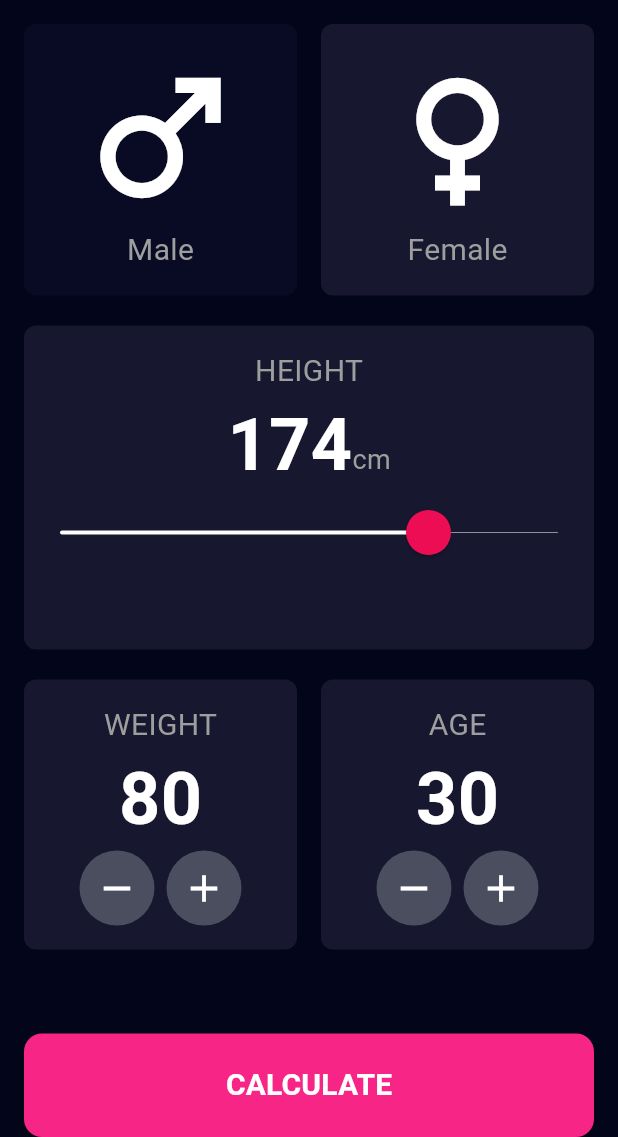
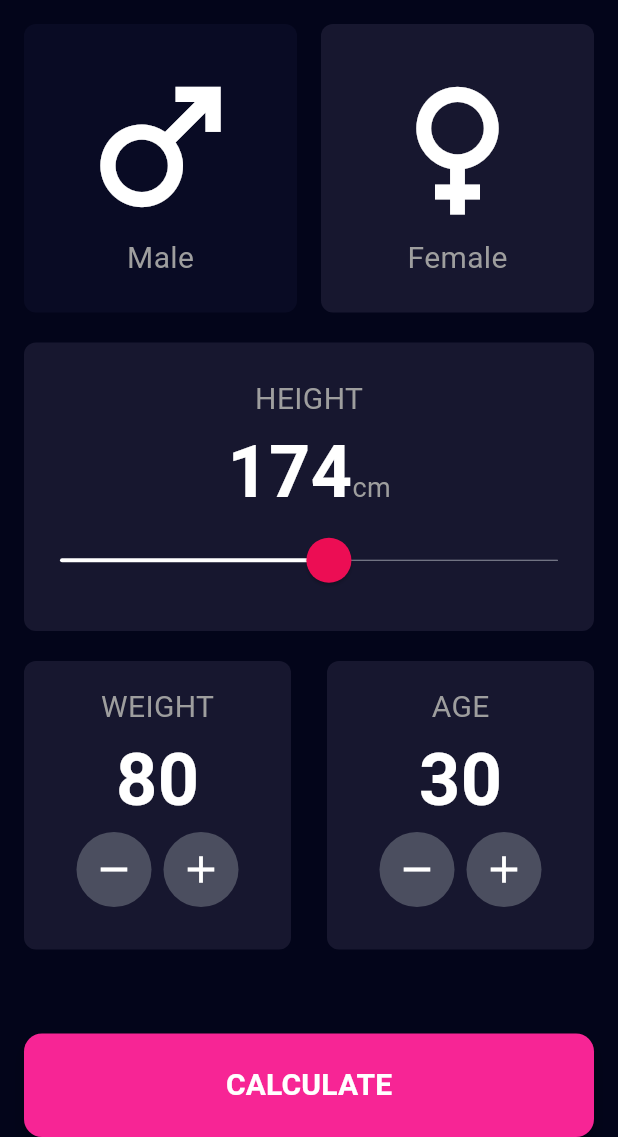
Before and after one commit to abdoSr88025/home_work, a Flutter app: the screen it shows after launch, on a phone screen of 412 x 824 dp, the part 99-1236 px from its top. Run offline on Flutter 3.47's test engine with Material 3 defaults, Android fonts, the phone set to English and light mode, and no system bars.

Commit message:
bmi calculator done

```diff
--- a/flutter/bmi_calculator/lib/homepage.dart
+++ b/flutter/bmi_calculator/lib/homepage.dart
@@ -1,12 +1,20 @@
+import 'package:bmi_calculator/models/bmi_inputs_model.dart';
 import 'package:bmi_calculator/widgets/custom_app_bar.dart';
 import 'package:bmi_calculator/widgets/gender_selection_section.dart';
 import 'package:bmi_calculator/widgets/height_selection_item.dart';
+import 'package:bmi_calculator/widgets/result_screen.dart';
 import 'package:bmi_calculator/widgets/weight_age_section.dart';
 import 'package:flutter/material.dart';
 
-class Homepage extends StatelessWidget {
+class Homepage extends StatefulWidget {
   const Homepage({super.key});
 
+  @override
+  State<Homepage> createState() => _HomepageState();
+}
+
+class _HomepageState extends State<Homepage> {
+  BmiInputsModel bmiInputsModel = BmiInputsModel();
   @override
   Widget build(BuildContext context) {
     return Scaffold(
@@ -22,16 +30,36 @@ class Homepage extends StatelessWidget {
                 child: Column(
                   spacing: 20,
                   children: [
-                    GenderSelectionSection(),
-                    HeightSelectionItem(),
-                    WeightAgeSection(),
+                    Expanded(
+                      child: GenderSelectionSection(
+                        bmiInputsModel: bmiInputsModel,
+                      ),
+                    ),
+                    Expanded(
+                      child: HeightSelectionItem(
+                        bmiInputsModel: bmiInputsModel,
+                      ),
+                    ),
+                    Expanded(
+                      child: WeightAgeSection(bmiInputsModel: bmiInputsModel),
+                    ),
                     SizedBox(height: 16),
                     SizedBox(
                       width: double.infinity,
                       child: ElevatedButton(
-                        onPressed: () {},
+                        onPressed: () {
+                          double bmiResult = bmiInputsModel.calculateBmi();
+                          Navigator.push(
+                            context,
+                            MaterialPageRoute(
+                              builder: (context) {
+                                return ResultScreen(bmiResult: bmiResult);
+                              },
+                            ),
+                          );
+                        },
                         style: ElevatedButton.styleFrom(
-                          backgroundColor: Color(0xffF72585),
+                          backgroundColor: Color(0xffF72595),
                           padding: EdgeInsets.symmetric(
                             horizontal: 60,
                             vertical: 20,
--- a/flutter/bmi_calculator/lib/main.dart
+++ b/flutter/bmi_calculator/lib/main.dart
@@ -10,6 +10,6 @@ class BmiCalculatorApp extends StatelessWidget {
 
   @override
   Widget build(BuildContext context) {
-    return MaterialApp(home: Homepage());
+    return MaterialApp(home: Homepage(), debugShowCheckedModeBanner: false);
   }
 }
--- /dev/null
+++ b/flutter/bmi_calculator/lib/models/bmi_inputs_model.dart
@@ -0,0 +1,17 @@
+import 'dart:math';
+
+class BmiInputsModel {
+  String gender;
+  double height;
+  int weight;
+  int age;
+  BmiInputsModel({
+    this.gender = 'Male',
+    this.height = 170,
+    this.weight = 80,
+    this.age = 25,
+  });
+  double calculateBmi() {
+    return weight / pow(height / 100, 2);
+  }
+}
--- a/flutter/bmi_calculator/lib/widgets/counter_card.dart
+++ b/flutter/bmi_calculator/lib/widgets/counter_card.dart
@@ -8,10 +8,11 @@ class CounterCard extends StatefulWidget {
     super.key,
     required this.text,
     required this.defaultValue,
+    required this.onChanged,
   });
   final String text;
   final int defaultValue;
-
+  final Function(int) onChanged;
   @override
   State<CounterCard> createState() => _CounterCardState();
 }
@@ -35,6 +36,7 @@ class _CounterCardState extends State<CounterCard> {
                 icon: Icons.remove,
                 onTap: () {
                   value--;
+                  widget.onChanged(value);
                   setState(() {});
                 },
               ),
@@ -43,6 +45,7 @@ class _CounterCardState extends State<CounterCard> {
                 icon: Icons.add,
                 onTap: () {
                   value++;
+                  widget.onChanged(value);
                   setState(() {});
                 },
               ),
--- a/flutter/bmi_calculator/lib/widgets/gender_item.dart
+++ b/flutter/bmi_calculator/lib/widgets/gender_item.dart
@@ -17,6 +17,7 @@ class GenderItem extends StatelessWidget {
     return CustomContainer(
       color: color,
       child: Column(
+        mainAxisAlignment: MainAxisAlignment.center,
         children: [
           Icon(icon, color: Colors.white, size: 120),
           TitleSection(label: data),
--- a/flutter/bmi_calculator/lib/widgets/gender_selection_section.dart
+++ b/flutter/bmi_calculator/lib/widgets/gender_selection_section.dart
@@ -1,9 +1,10 @@
+import 'package:bmi_calculator/models/bmi_inputs_model.dart';
 import 'package:bmi_calculator/widgets/gender_item.dart';
 import 'package:flutter/material.dart';
 
 class GenderSelectionSection extends StatefulWidget {
-  const GenderSelectionSection({super.key});
-
+  const GenderSelectionSection({super.key, required this.bmiInputsModel});
+  final BmiInputsModel bmiInputsModel;
   @override
   State<GenderSelectionSection> createState() => _GenderSelectionSectionState();
 }
@@ -20,6 +21,7 @@ class _GenderSelectionSectionState extends State<GenderSelectionSection> {
           child: GestureDetector(
             onTap: () {
               isMaleSelected = true;
+              widget.bmiInputsModel.gender = 'Male';
               setState(() {});
             },
             child: GenderItem(
@@ -34,6 +36,7 @@ class _GenderSelectionSectionState extends State<GenderSelectionSection> {
           child: GestureDetector(
             onTap: () {
               isMaleSelected = false;
+              widget.bmiInputsModel.gender = 'Female';
               setState(() {});
             },
             child: GenderItem(
--- a/flutter/bmi_calculator/lib/widgets/height_selection_item.dart
+++ b/flutter/bmi_calculator/lib/widgets/height_selection_item.dart
@@ -1,11 +1,12 @@
+import 'package:bmi_calculator/models/bmi_inputs_model.dart';
 import 'package:bmi_calculator/widgets/custom_container.dart';
 import 'package:bmi_calculator/widgets/title_section.dart';
 import 'package:bmi_calculator/widgets/value_text.dart';
 import 'package:flutter/material.dart';
 
 class HeightSelectionItem extends StatefulWidget {
-  const HeightSelectionItem({super.key});
-
+  const HeightSelectionItem({super.key, required this.bmiInputsModel});
+  final BmiInputsModel bmiInputsModel;
   @override
   State<HeightSelectionItem> createState() => _HeightSelectionItemState();
 }
@@ -16,6 +17,7 @@ class _HeightSelectionItemState extends State<HeightSelectionItem> {
   Widget build(BuildContext context) {
     return CustomContainer(
       child: Column(
+        mainAxisAlignment: MainAxisAlignment.center,
         children: [
           TitleSection(label: 'HEIGHT'),
           Row(
@@ -36,10 +38,11 @@ class _HeightSelectionItemState extends State<HeightSelectionItem> {
               value: height,
               onChanged: (value) {
                 height = value;
+                widget.bmiInputsModel.height = value;
                 setState(() {});
               },
-              min: 100,
-              max: 200,
+              min: 120,
+              max: 220,
               activeColor: Colors.white,
               inactiveColor: Color(0xff8F919E),
               thumbColor: Color(0xffEC0D54),
--- a/flutter/bmi_calculator/lib/widgets/weight_age_section.dart
+++ b/flutter/bmi_calculator/lib/widgets/weight_age_section.dart
@@ -1,17 +1,36 @@
+import 'package:bmi_calculator/models/bmi_inputs_model.dart';
 import 'package:bmi_calculator/widgets/counter_card.dart';
 import 'package:flutter/material.dart';
 
 class WeightAgeSection extends StatelessWidget {
-  const WeightAgeSection({super.key});
-
+  const WeightAgeSection({super.key, required this.bmiInputsModel});
+  final BmiInputsModel bmiInputsModel;
   @override
   Widget build(BuildContext context) {
-    return Row(
-      children: [
-        Expanded(child: CounterCard(text: 'WEIGHT', defaultValue: 80)),
-        SizedBox(width: 16),
-        Expanded(child: CounterCard(text: 'AGE', defaultValue: 30)),
-      ],
+    return Expanded(
+      child: Row(
+        children: [
+          Expanded(
+            child: CounterCard(
+              text: 'WEIGHT',
+              defaultValue: 80,
+              onChanged: (value) {
+                bmiInputsModel.weight = value;
+              },
+            ),
+          ),
+          SizedBox(width: 24),
+          Expanded(
+            child: CounterCard(
+              text: 'AGE',
+              defaultValue: 30,
+              onChanged: (value) {
+                bmiInputsModel.age = value;
+              },
+            ),
+          ),
+        ],
+      ),
     );
   }
 }
```
Also changed, not shown: flutter/bmi_calculator/lib/widgets/result_screen.dart (added, +45 -0 lines).
